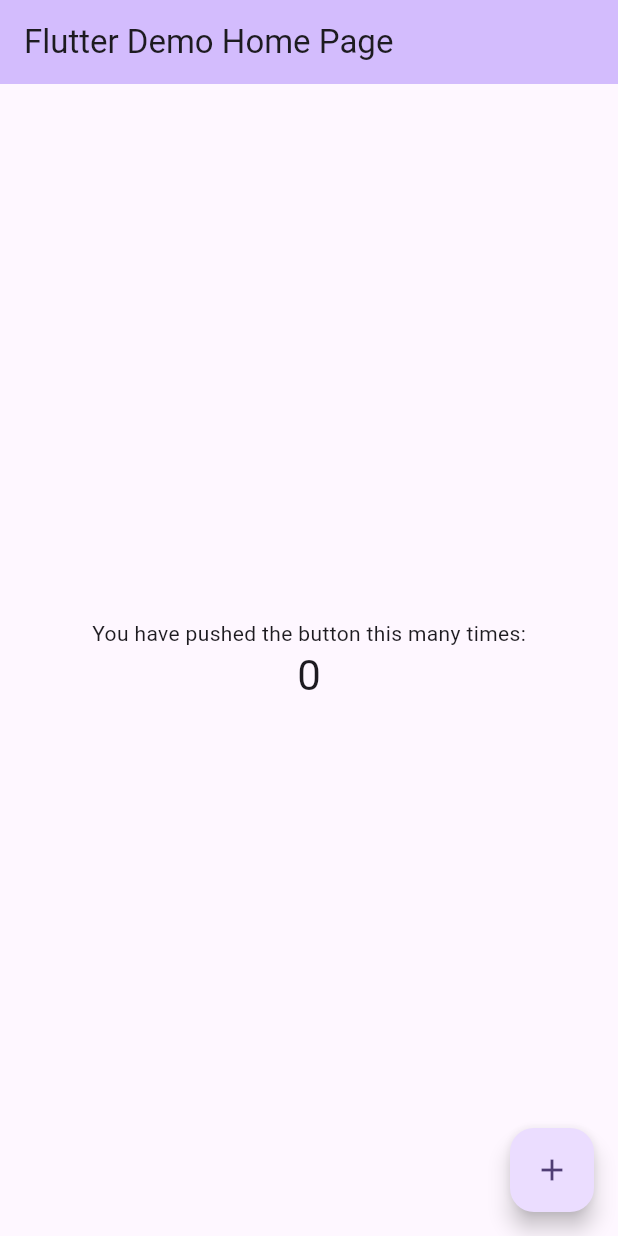
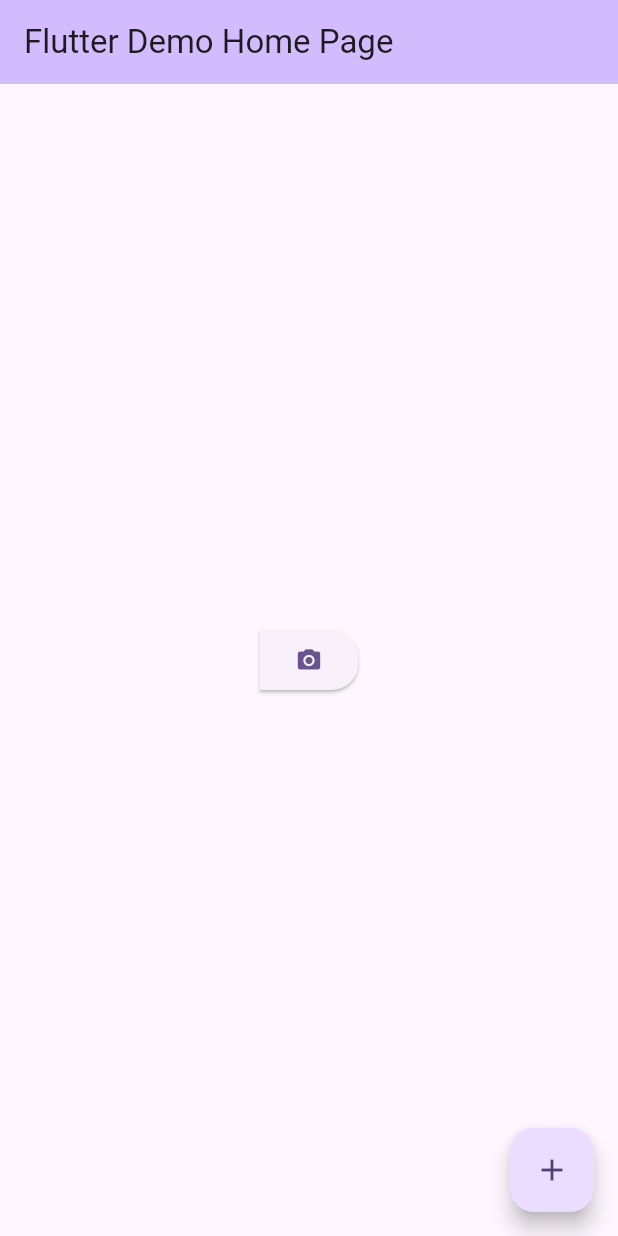
Before and after one commit to maerlynflagg/test_app, a Flutter app: the screen it shows after launch, on a phone screen of 412 x 824 dp. Run offline on Flutter 3.47's test engine with Material 2 defaults, Android fonts, the phone set to English and light mode, and no system bars; our stand-ins replace image_picker, local_auth.

Commit message:
simple button

```diff
--- a/lib/main.dart
+++ b/lib/main.dart
@@ -114,6 +114,7 @@ class _MyHomePageState extends State<MyHomePage> {
   }
 
   Future<void> _init() async {
+    try {
       final bool succ = await _auth.authenticate(
         localizedReason: 'Please do TouchID',
         options: const AuthenticationOptions(
@@ -121,40 +122,23 @@ class _MyHomePageState extends State<MyHomePage> {
           stickyAuth: true,
         ),
       );
-
-    if (succ) {
-       Navigator.of(context).pushNamed(SecondPage.routeName);
-    }
+    } catch (_) {}
   }
 
   Widget _buildBody() {
     return Center(
       // Center is a layout widget. It takes a single child and positions it
       // in the middle of the parent.
-      child: Column(
-        // Column is also a layout widget. It takes a list of children and
-        // arranges them vertically. By default, it sizes itself to fit its
-        // children horizontally, and tries to be as tall as its parent.
-        //
-        // Column has various properties to control how it sizes itself and
-        // how it positions its children. Here we use mainAxisAlignment to
-        // center the children vertically; the main axis here is the vertical
-        // axis because Columns are vertical (the cross axis would be
-        // horizontal).
-        //
-        // TRY THIS: Invoke "debug painting" (choose the "Toggle Debug Paint"
-        // action in the IDE, or press "p" in the console), to see the
-        // wireframe for each widget.
-        mainAxisAlignment: MainAxisAlignment.center,
-        children: <Widget>[
-          const Text(
-            'You have pushed the button this many times:',
+      child: ElevatedButton(
+        style: ButtonStyle(
+          shape: MaterialStateProperty.all<RoundedRectangleBorder>(const RoundedRectangleBorder(
+            borderRadius: BorderRadius.only(topRight: Radius.circular(18.0), bottomRight: Radius.circular(18.0)),
+          )),
         ),
-          Text(
-            '$_counter',
-            style: Theme.of(context).textTheme.headlineMedium,
-          ),
-        ],
+        onPressed: () {
+          Navigator.of(context).pushNamed(SecondPage.routeName);
+        },
+        child: const Icon(Icons.camera_alt),
       ),
     );
   }
```
Lines whose indentation alone changed are shown as unchanged.
